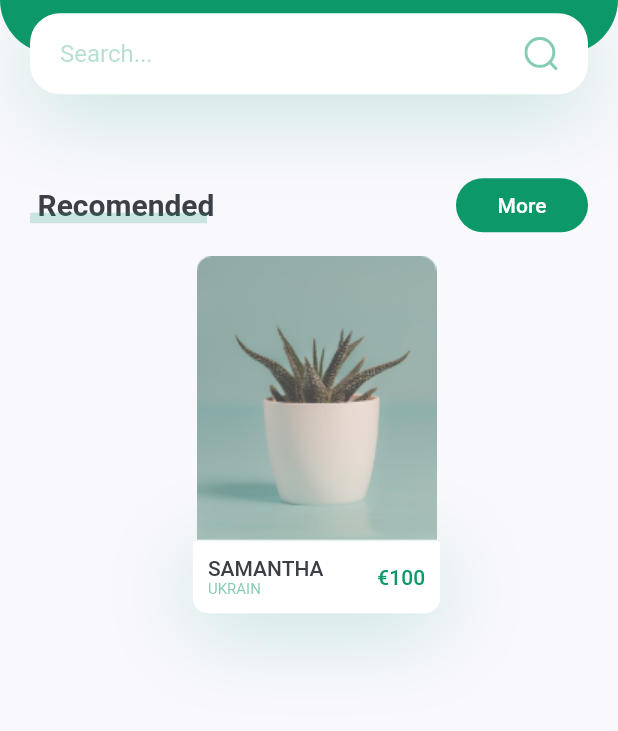
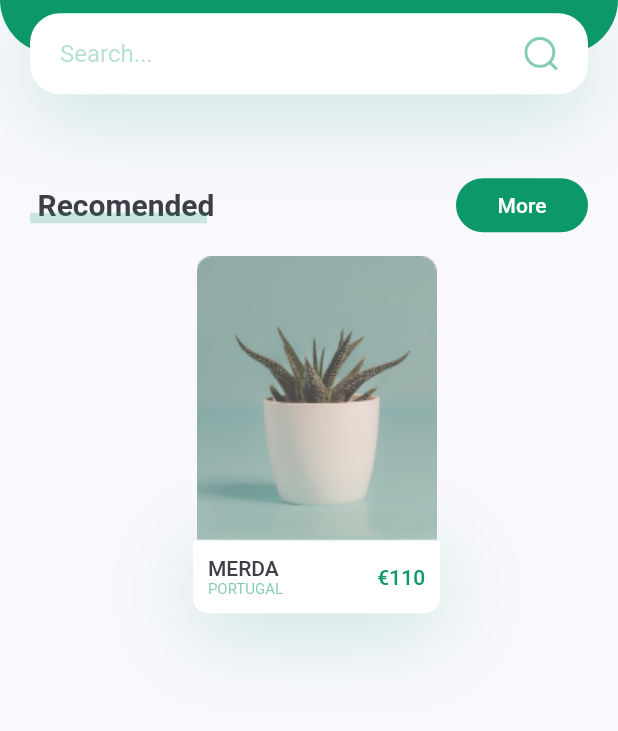
Before and after one commit to miguelnunorosa/Flutter-UI-Examples, a Flutter app: the screen it shows after launch, on a phone screen of 412 x 824 dp, the part 237-968 px from its top. Run offline on Flutter 3.47's test engine with Material 2 defaults, Android fonts, the phone set to English and light mode, and no system bars; our stand-ins replace flutter_svg.

Commit message:
Plant App: Add action plant card

```diff
--- a/plant_app/lib/pages/home/components/body.dart
+++ b/plant_app/lib/pages/home/components/body.dart
@@ -19,7 +19,13 @@ class Body extends StatelessWidget {
         children: [
           headerWithSearch(size: size),
           TitleWithMoreButton(title: "Recomended", press: (){}),
-          RecomendedPlantCard(size: size),
+          RecomendedPlantCard(
+            title: "MERDA",
+            country: "Portugal",
+            image: IMG_IMAGE1,
+            price: 110,
+            press: (){print("MERDA");},
+          ),
         ],
       ),
     );
--- a/plant_app/lib/pages/home/components/recomended_plant_card.dart
+++ b/plant_app/lib/pages/home/components/recomended_plant_card.dart
@@ -5,13 +5,23 @@ import 'package:plant_app/settings/constants.dart';
 class RecomendedPlantCard extends StatelessWidget {
   const RecomendedPlantCard({
     Key? key,
-    required this.size,
+    required this.title,
+    required this.image,
+    required this.country,
+    required this.price,
+    required this.press,
   }) : super(key: key);
 
-  final Size size;
+  final String title, image, country;
+  final int price;
+  final Function() press;
+
 
   @override
   Widget build(BuildContext context) {
+
+    Size size = MediaQuery.of(context).size;
+
     return Container( //cover 40% of our total screen width
       margin: const EdgeInsets.only(
         left: KDEFAULTPADDING / 2,
@@ -19,9 +29,11 @@ class RecomendedPlantCard extends StatelessWidget {
         bottom: KDEFAULTPADDING * 2.5,
       ),
       width: size.width * 0.4,
+      child: GestureDetector(
+        onTap: press,
         child: Column(
           children: [
-          Image.asset(IMG_IMAGE1),
+            Image.asset(image),
             Container(
               padding: const EdgeInsets.all(KDEFAULTPADDING / 2),
               decoration: BoxDecoration(
@@ -44,11 +56,11 @@ class RecomendedPlantCard extends StatelessWidget {
                     text: TextSpan(
                       children: [
                         TextSpan(
-                        text: "Samantha\n".toUpperCase(),
+                          text: title.toUpperCase() + "\n",
                           style: Theme.of(context).textTheme.button,
                         ),
                         TextSpan(
-                        text: "Ukrain".toUpperCase(),
+                          text: country.toUpperCase(),
                           style: TextStyle(
                             color: KPRIMARYCOLOR.withOpacity(0.5),
                             fontSize: 10,
@@ -58,7 +70,7 @@ class RecomendedPlantCard extends StatelessWidget {
                     ),
                   ),
                   const Spacer(),
-                Text("€100",
+                  Text("€"+price.toString(),
                     style: Theme.of(context).textTheme.button?.copyWith(color: KPRIMARYCOLOR),
                   ),
                 ],
@@ -66,6 +78,7 @@ class RecomendedPlantCard extends StatelessWidget {
             ),
           ],
         ),
+      ),
     );
   }
 }
```
Lines whose indentation alone changed are shown as unchanged.
